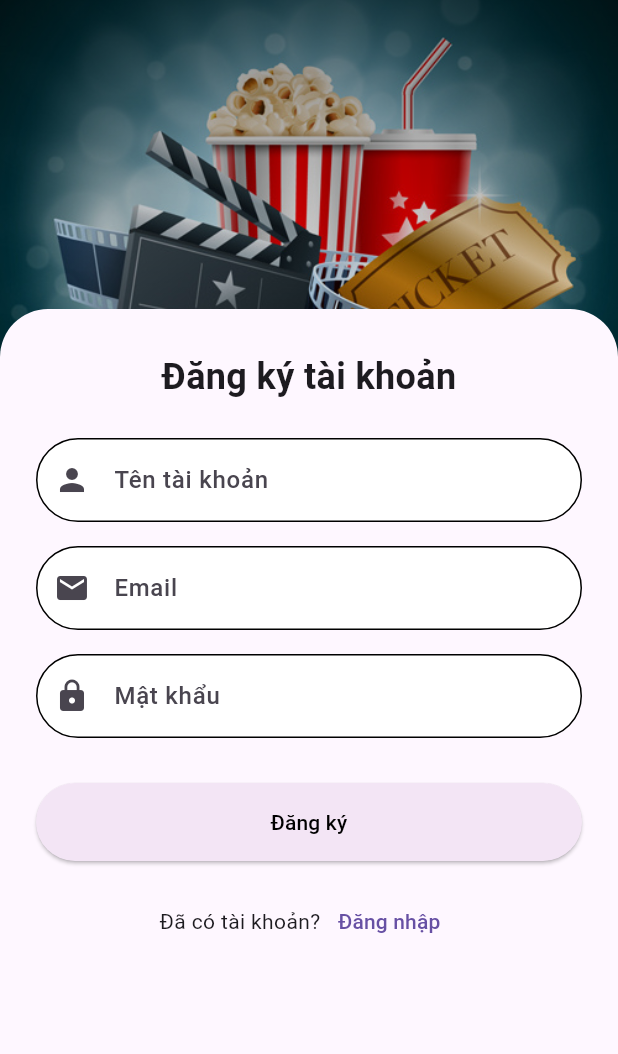
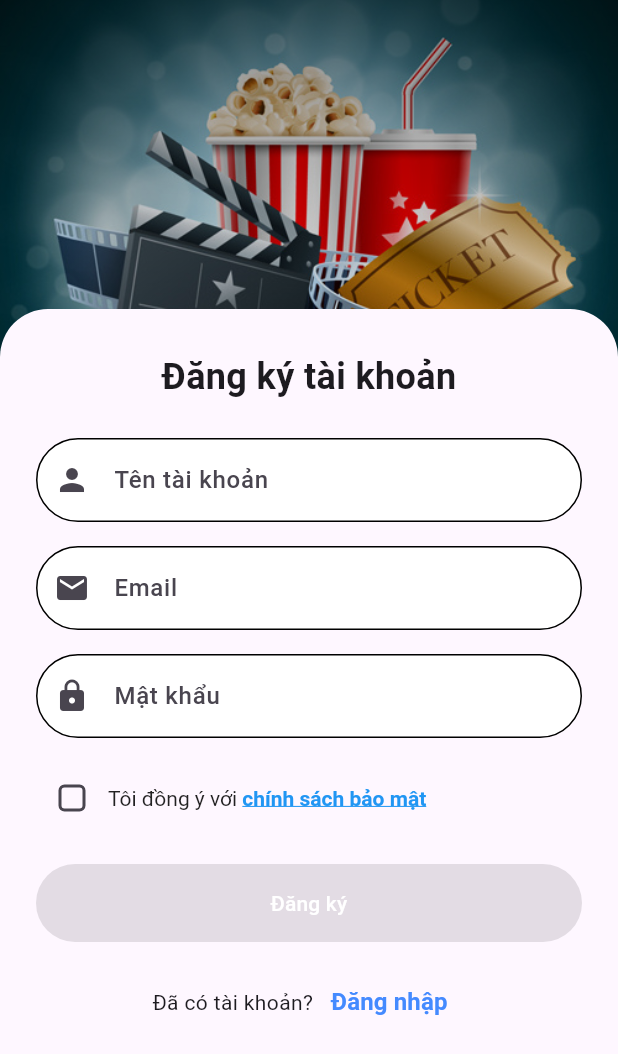
Before and after one commit to tan-thien/lumiere_cinema, a Flutter app: the RegisterScreen screen opened directly, on a phone screen of 412 x 824 dp. Shown: the top 1054 px of the screen. Run offline on Flutter 3.47's test engine with Material 3 defaults, Android fonts, the phone set to English and light mode, and no system bars; our stand-ins replace barcode_widget, cached_network_image, font_awesome_flutter, lucide_icons, qr_flutter, shared_preferences and 1 more; missing offline and left inert: flutter_paypal_payment; accounts and stored records are empty; network calls fail.

Commit message:
last commit

```diff
--- a/lib/screens/User/cart_screen.dart
+++ b/lib/screens/User/cart_screen.dart
@@ -29,6 +29,7 @@ class _CartScreenState extends State<CartScreen> {
     return Scaffold(
       appBar: AppBar(
         title: const Text("Sản Phẩm"),
+        automaticallyImplyLeading: false,
         centerTitle: true,
         actions: [
           Padding(
--- a/lib/screens/User/ticket_history_screen.dart
+++ b/lib/screens/User/ticket_history_screen.dart
@@ -40,7 +40,7 @@ class _TicketHistoryScreenState extends State<TicketHistoryScreen> {
 
     return Scaffold(
       appBar: AppBar(
-        title: Text('Lịch sử đặt vé'),
+        title: Text('Lịch sử đặt vé', style: TextStyle(color: Colors.black,), ),
         backgroundColor: Colors.blueAccent,
         centerTitle: true,
       ),
--- a/lib/screens/register_screen.dart
+++ b/lib/screens/register_screen.dart
@@ -1,6 +1,7 @@
 import 'dart:convert';
 import 'package:flutter/material.dart';
 import 'package:http/http.dart' as http;
+import 'package:url_launcher/url_launcher.dart'; // <- thêm dòng này
 import '../utils/api_constants.dart';
 import 'login_screen.dart';
 
@@ -17,6 +18,7 @@ class _RegisterScreenState extends State<RegisterScreen> {
   final _emailController = TextEditingController();
   final _passController = TextEditingController();
   bool _isLoading = false;
+  bool _isPrivacyAccepted = false; // <- thêm biến này
 
   Future<void> _register() async {
     if (!_formKey.currentState!.validate()) return;
@@ -70,7 +72,7 @@ class _RegisterScreenState extends State<RegisterScreen> {
     return Scaffold(
       body: Stack(
         children: [
-          // Ảnh nền có gradient
+          // Ảnh nền
           SizedBox(
             height: screenHeight * 0.35,
             width: double.infinity,
@@ -91,7 +93,7 @@ class _RegisterScreenState extends State<RegisterScreen> {
             ),
           ),
 
-          // Container trắng có nội dung
+          // Container chính
           Align(
             alignment: Alignment.bottomCenter,
             child: Container(
@@ -106,7 +108,7 @@ class _RegisterScreenState extends State<RegisterScreen> {
               ),
               child: SingleChildScrollView(
                 child: Form(
-                  key: _formKey, // Gắn Form key
+                  key: _formKey,
                   child: Column(
                     children: [
                       const SizedBox(height: 12),
@@ -120,26 +122,9 @@ class _RegisterScreenState extends State<RegisterScreen> {
                       const SizedBox(height: 24),
                       TextFormField(
                         controller: _tenTKController,
-                        decoration: InputDecoration(
-                          labelText: 'Tên tài khoản',
-                          prefixIcon: const Icon(Icons.person),
-                          filled: true,
-                          fillColor: Colors.white,
-                          labelStyle: const TextStyle(
-                            fontWeight: FontWeight.w500,
-                          ),
-                          enabledBorder: OutlineInputBorder(
-                            borderRadius: BorderRadius.circular(30),
-                            borderSide: const BorderSide(
-                              color: Colors.black,width: 1,
-                            ),
-                          ),
-                          focusedBorder: OutlineInputBorder(
-                            borderRadius: BorderRadius.circular(30),
-                            borderSide: const BorderSide(
-                              color: Colors.deepPurple,
-                            ),
-                          ),
+                        decoration: _buildInputDecoration(
+                          'Tên tài khoản',
+                          Icons.person,
                         ),
                         validator:
                             (value) =>
@@ -147,64 +132,23 @@ class _RegisterScreenState extends State<RegisterScreen> {
                                     ? 'Vui lòng nhập tên tài khoản'
                                     : null,
                       ),
-
                       const SizedBox(height: 16),
-
                       TextFormField(
                         controller: _emailController,
-                        decoration: InputDecoration(
-                          labelText: 'Email',
-                          prefixIcon: const Icon(Icons.email),
-                          filled: true,
-                          fillColor: Colors.white,
-                          labelStyle: const TextStyle(
-                            fontWeight: FontWeight.w500,
-                          ),
-                          enabledBorder: OutlineInputBorder(
-                            borderRadius: BorderRadius.circular(30),
-                            borderSide: const BorderSide(
-                              color: Colors.black,width: 1,
-                            ),
-                          ),
-                          focusedBorder: OutlineInputBorder(
-                            borderRadius: BorderRadius.circular(30),
-                            borderSide: const BorderSide(
-                              color: Colors.deepPurple,
-                            ),
-                          ),
-                        ),
+                        decoration: _buildInputDecoration('Email', Icons.email),
                         validator:
                             (value) =>
                                 value == null || value.isEmpty
                                     ? 'Vui lòng nhập email'
                                     : null,
                       ),
-
                       const SizedBox(height: 16),
-
                       TextFormField(
                         controller: _passController,
                         obscureText: true,
-                        decoration: InputDecoration(
-                          labelText: 'Mật khẩu',
-                          prefixIcon: const Icon(Icons.lock),
-                          filled: true,
-                          fillColor: Colors.white,
-                          labelStyle: const TextStyle(
-                            fontWeight: FontWeight.w500,
-                          ),
-                          enabledBorder: OutlineInputBorder(
-                            borderRadius: BorderRadius.circular(30),
-                            borderSide: const BorderSide(
-                              color: Colors.black,width: 1,
-                            ),
-                          ),
-                          focusedBorder: OutlineInputBorder(
-                            borderRadius: BorderRadius.circular(30),
-                            borderSide: const BorderSide(
-                              color: Colors.deepPurple,
-                            ),
-                          ),
+                        decoration: _buildInputDecoration(
+                          'Mật khẩu',
+                          Icons.lock,
                         ),
                         validator:
                             (value) =>
@@ -212,14 +156,71 @@ class _RegisterScreenState extends State<RegisterScreen> {
                                     ? 'Mật khẩu ít nhất 6 ký tự'
                                     : null,
                       ),
+                      const SizedBox(height: 16),
 
-                      const SizedBox(height: 30),
+                      // Checkbox điều khoản
+                      Row(
+                        crossAxisAlignment: CrossAxisAlignment.center,
+                        children: [
+                          Checkbox(
+                            value: _isPrivacyAccepted,
+                            onChanged: (value) {
+                              setState(() {
+                                _isPrivacyAccepted = value ?? false;
+                              });
+                            },
+                            shape: RoundedRectangleBorder(
+                              borderRadius: BorderRadius.circular(4),
+                            ),
+                          ),
+                          Expanded(
+                            child: GestureDetector(
+                              onTap: () async {
+                                const url =
+                                    'https://www.freeprivacypolicy.com/live/91ebc720-3ed8-4cc1-871f-d6a2ea3e697c';
+                                if (await canLaunchUrl(Uri.parse(url))) {
+                                  await launchUrl(
+                                    Uri.parse(url),
+                                    mode: LaunchMode.externalApplication,
+                                  );
+                                }
+                              },
+                              child: RichText(
+                                text: const TextSpan(
+                                  text: 'Tôi đồng ý với ',
+                                  style: TextStyle(
+                                    color: Colors.black87,
+                                    fontSize: 14,
+                                  ),
+                                  children: [
+                                    TextSpan(
+                                      text: 'chính sách bảo mật',
+                                      style: TextStyle(
+                                        color: Colors.blue,
+                                        decoration: TextDecoration.underline,
+                                        fontWeight: FontWeight.w600,
+                                      ),
+                                    ),
+                                  ],
+                                ),
+                              ),
+                            ),
+                          ),
+                        ],
+                      ),
+
+                      const SizedBox(height: 20),
+
+                      // Nút đăng ký
                       SizedBox(
                         width: double.infinity,
                         child: ElevatedButton(
-                          onPressed: _isLoading ? null : _register,
+                          onPressed:
+                              _isLoading || !_isPrivacyAccepted
+                                  ? null
+                                  : _register,
                           style: ElevatedButton.styleFrom(
-                            backgroundColor: Colors.purple.shade50,
+                            backgroundColor: Colors.blue[900],
                             foregroundColor: Colors.black,
                             padding: const EdgeInsets.symmetric(vertical: 16),
                             shape: RoundedRectangleBorder(
@@ -231,10 +232,16 @@ class _RegisterScreenState extends State<RegisterScreen> {
                                   ? const CircularProgressIndicator(
                                     color: Colors.white,
                                   )
-                                  : const Text('Đăng ký'),
+                                  : const Text(
+                                    'Đăng ký',
+                                    style: TextStyle(color: Colors.white),
+                                  ),
                         ),
                       ),
+
                       const SizedBox(height: 16),
+
+                      // Điều hướng tới đăng nhập
                       Row(
                         mainAxisAlignment: MainAxisAlignment.center,
                         children: [
@@ -272,7 +279,14 @@ class _RegisterScreenState extends State<RegisterScreen> {
                                 ),
                               );
                             },
-                            child: const Text('Đăng nhập'),
+                            child: const Text(
+                              'Đăng nhập',
+                              style: TextStyle(
+                                color: Colors.blueAccent,
+                                fontSize: 16,
+                                fontWeight: FontWeight.bold,
+                              ),
+                            ),
                           ),
                         ],
                       ),
@@ -286,4 +300,22 @@ class _RegisterScreenState extends State<RegisterScreen> {
       ),
     );
   }
+
+  InputDecoration _buildInputDecoration(String label, IconData icon) {
+    return InputDecoration(
+      labelText: label,
+      prefixIcon: Icon(icon),
+      filled: true,
+      fillColor: Colors.white,
+      labelStyle: const TextStyle(fontWeight: FontWeight.w500),
+      enabledBorder: OutlineInputBorder(
+        borderRadius: BorderRadius.circular(30),
+        borderSide: const BorderSide(color: Colors.black, width: 1),
+      ),
+      focusedBorder: OutlineInputBorder(
+        borderRadius: BorderRadius.circular(30),
+        borderSide: const BorderSide(color: Colors.blueAccent),
+      ),
+    );
+  }
 }
--- a/lib/widgets/now_playing_screen.dart
+++ b/lib/widgets/now_playing_screen.dart
@@ -68,6 +68,7 @@ class _NowPlayingScreenState extends State<NowPlayingScreen> {
                   color: Colors.white.withOpacity(0.05),
                   borderRadius: BorderRadius.circular(12),
                   border: Border.all(color: Colors.white24),
+
                 ),
                 child: Column(
                   crossAxisAlignment: CrossAxisAlignment.start,
--- a/pubspec.yaml
+++ b/pubspec.yaml
@@ -46,6 +46,7 @@ dependencies:
   flutter_paypal_payment: ^1.0.8
   qr_flutter: ^4.1.0
   provider: ^6.1.1
+  font_awesome_flutter: ^10.6.0
 
 
 
```
Also changed, not shown: lib/screens/User/intro_screen.dart (added, +137 -0 lines), lib/screens/login_screen.dart (+64 -0 lines), lib/screens/splash_screen.dart (+18 -5 lines), lib/utils/api_constants.dart (+5 -5 lines), pubspec.lock, 2 other files.
